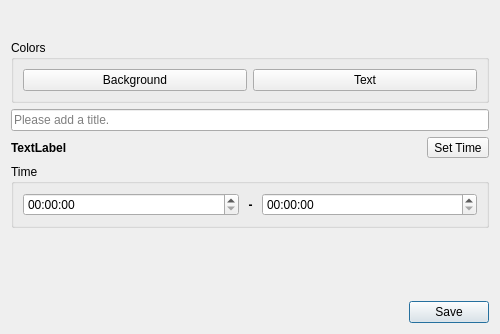
First picture: the form in UI/luna-event.ui, repository textbrowser/luna, before the edit.
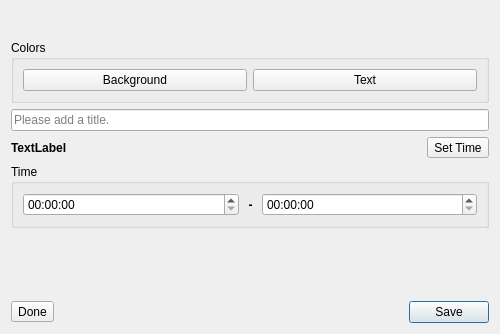
Second picture: the form after the edit. Icons and pictures are not drawn.

Diff of the .ui file:
```diff
--- a/UI/luna-event.ui
+++ b/UI/luna-event.ui
@@ -216,6 +216,16 @@
    </item>
    <item>
     <layout class="QHBoxLayout" name="horizontalLayout_3">
+     <item>
+      <widget class="QToolButton" name="done">
+       <property name="text">
+        <string>Done</string>
+       </property>
+       <property name="checkable">
+        <bool>true</bool>
+       </property>
+      </widget>
+     </item>
      <item>
       <spacer name="horizontalSpacer_2">
        <property name="orientation">
```
Left out of the diff: 1 changed line with no effect on the pictures.
